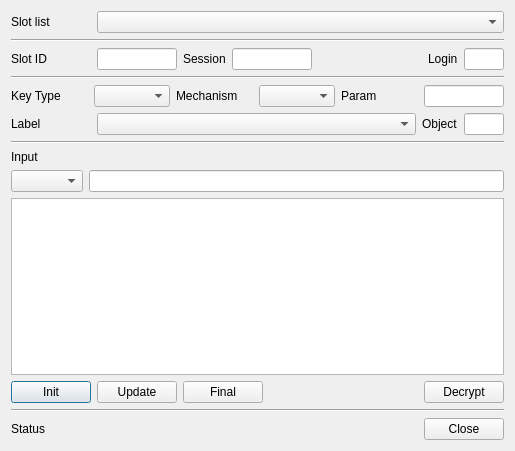
Old version of the form CryptokiMan/decrypt_dlg.ui in the repository jykim74/CryptokiMan.
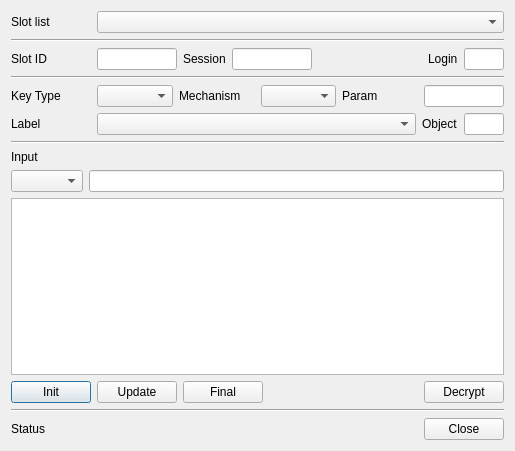
New version of the form.

What changed in the file:
```diff
--- a/CryptokiMan/decrypt_dlg.ui
+++ b/CryptokiMan/decrypt_dlg.ui
@@ -142,6 +142,12 @@
      </property>
      <item row="0" column="0">
       <widget class="QLabel" name="label_2">
+       <property name="minimumSize">
+        <size>
+         <width>80</width>
+         <height>0</height>
+        </size>
+       </property>
        <property name="text">
         <string>Key Type</string>
        </property>
```
